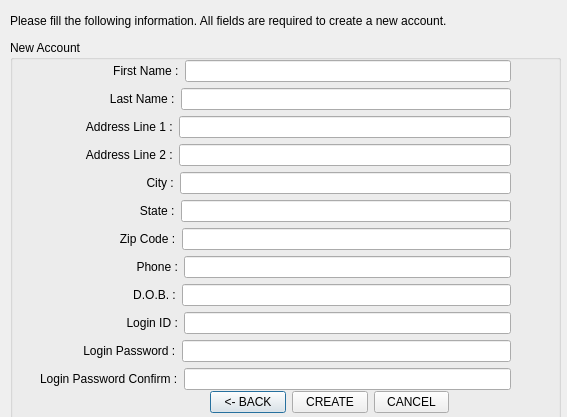
Qt form Qt_Creator/projectPHOE/newlogin.ui (jdsalguer/senior_project) before a commit.
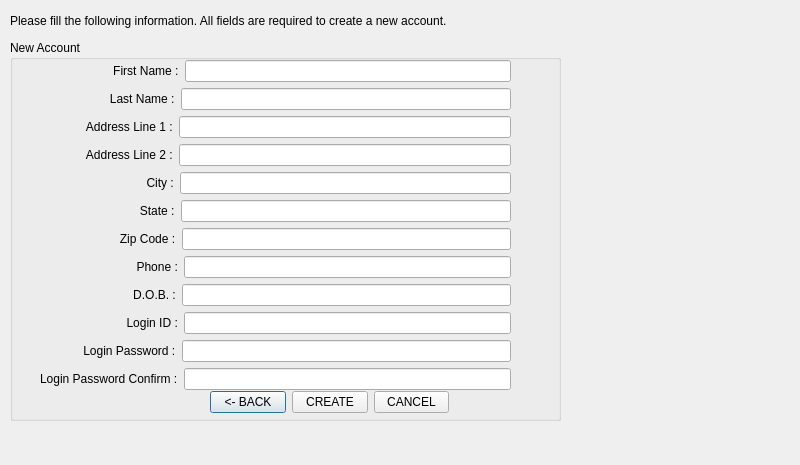
The same form after that commit.

Patch:
```diff
--- a/Qt_Creator/projectPHOE/newlogin.ui
+++ b/Qt_Creator/projectPHOE/newlogin.ui
@@ -6,8 +6,8 @@
    <rect>
     <x>0</x>
     <y>0</y>
-    <width>567</width>
-    <height>417</height>
+    <width>800</width>
+    <height>465</height>
    </rect>
   </property>
   <property name="windowTitle">
```
